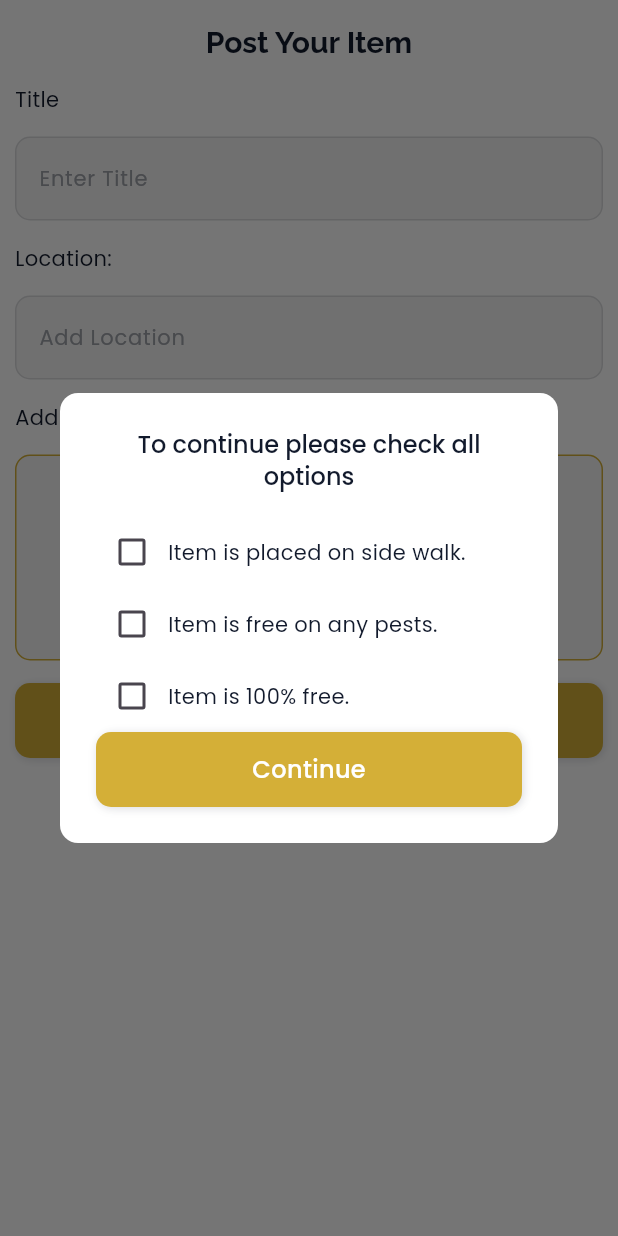
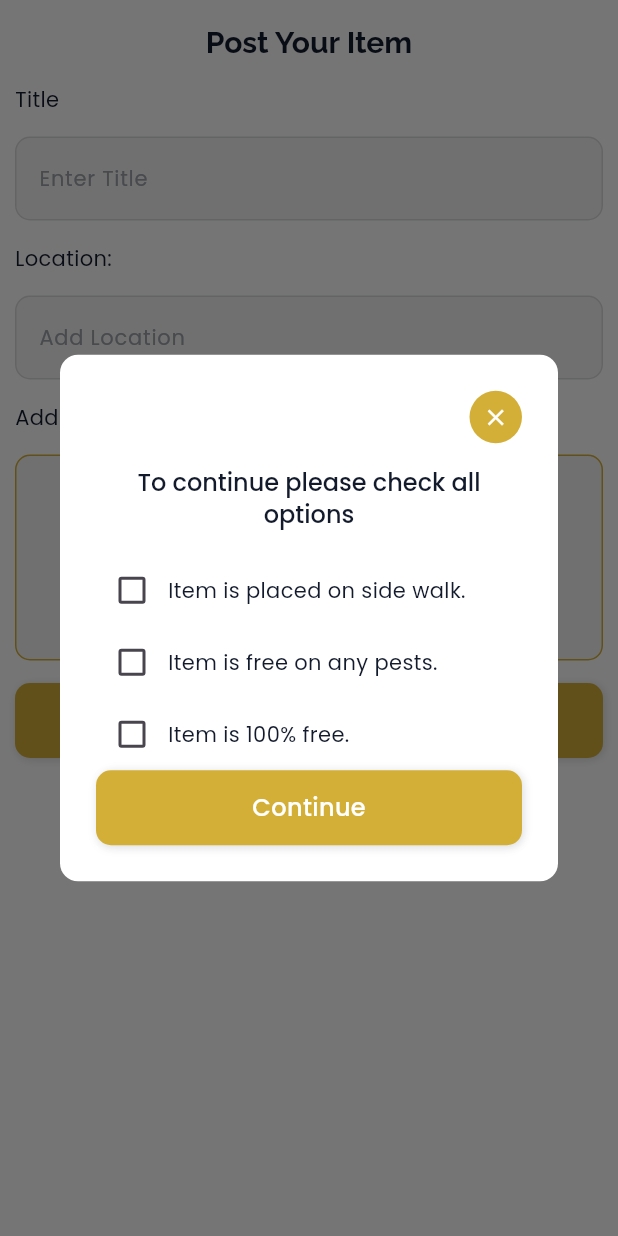
Before and after one commit to tesoronft/tesoro-dev, a Flutter app: the PostTreasureView screen opened by its route, after a tap on an icon or button, on a phone screen of 412 x 824 dp. Run offline on Flutter 3.47's test engine with Material 3 defaults, Android fonts, the phone set to English and light mode, and no system bars; our stand-ins replace cached_network_image, camera, easy_refresh, firebase_analytics, firebase_core, firebase_remote_config and 17 more; accounts and stored records are empty; network calls fail; project files that could hold a hidden picture were left out.

Commit message:
80% Changes Done

```diff
--- a/lib/consts/app_strings.dart
+++ b/lib/consts/app_strings.dart
@@ -100,9 +100,9 @@ class AppStrings {
   static const String category = 'Category';
   static const String selectCategory = 'Select Category';
   static const String selectCondition = 'Select Condition';
-  static const String brand = 'Brand';
+  static const String brand = 'Brand (Optional)';
   static const String selectBrand = 'Add Brand';
-  static const String model = 'Model';
+  static const String model = 'Model (Optional)';
   static const String selectModel = 'Add Model';
   static const String type = 'Type (Optional)';
   static const String selectType = 'Select Type';
--- a/lib/custom_widgets/custom_text_field.dart
+++ b/lib/custom_widgets/custom_text_field.dart
@@ -12,7 +12,8 @@ class CustomTextField extends StatefulWidget {
       this.maxLength,
       required this.editingController,
       this.helperTxt,
-      this.validation});
+      this.validation,
+      this.prefixIcon});
   final String hintText;
   final bool isPassword;
   bool isVissible = false;
@@ -22,6 +23,7 @@ class CustomTextField extends StatefulWidget {
   Color? fillColors;
   int? maxLength;
   String? validation;
+  final IconData? prefixIcon;
   @override
   State<CustomTextField> createState() => _CustomTextFieldState();
 }
@@ -48,6 +50,12 @@ class _CustomTextFieldState extends State<CustomTextField> {
       decoration: InputDecoration(
         fillColor: widget.fillColors ?? AppColors.light,
         helperText: widget.helperTxt,
+        prefixIcon: widget.prefixIcon != null
+            ? Icon(
+                widget.prefixIcon,
+                color: AppColors.primary,
+              )
+            : null,
         filled: true,
         enabledBorder: OutlineInputBorder(
             borderRadius: BorderRadius.all(Radius.circular(10)),
--- a/lib/custom_widgets/dialogs/treasure_preview.dart
+++ b/lib/custom_widgets/dialogs/treasure_preview.dart
@@ -31,7 +31,7 @@ class TreasurePreview extends StatelessWidget {
       backgroundColor: AppColors.light,
       title: SizedBox(
           height: 200,
-          width: double.infinity,
+          width: 200,
           child: SetImage(imagePath: treasure.photos!.first)),
       titlePadding: EdgeInsets.all(6),
       contentPadding: EdgeInsets.all(6),
--- a/lib/custom_widgets/dialogs/treasure_properties.dart
+++ b/lib/custom_widgets/dialogs/treasure_properties.dart
@@ -3,6 +3,7 @@ import 'package:tesoro_nft_app/consts/app_colors.dart';
 import 'package:tesoro_nft_app/consts/app_text_styles.dart';
 import 'package:tesoro_nft_app/custom_widgets/custom_btn.dart';
 import 'package:tesoro_nft_app/custom_widgets/custom_snackbar.dart';
+import 'package:tesoro_nft_app/custom_widgets/popup_button.dart';
 import 'package:tesoro_nft_app/enums/snack_bar_enums.dart';
 
 class TreasureProperties extends StatelessWidget {
@@ -13,6 +14,15 @@ class TreasureProperties extends StatelessWidget {
   @override
   Widget build(BuildContext context) {
     return AlertDialog(
+      icon: Align(
+        alignment: Alignment.topRight,
+        child: PopupButton(
+          icon: Icons.close,
+          iconColor: AppColors.light,
+          iconBgColor: AppColors.primary,
+          iconRadius: 100,
+        ),
+      ),
       title: Text(
         'To continue please check all options',
         textAlign: TextAlign.center,
--- a/lib/custom_widgets/popup_button.dart
+++ b/lib/custom_widgets/popup_button.dart
@@ -3,8 +3,17 @@ import 'package:go_router/go_router.dart';
 import 'package:tesoro_nft_app/consts/app_colors.dart';
 
 class PopupButton extends StatelessWidget {
-  const PopupButton({super.key, this.onTap});
+  const PopupButton(
+      {super.key,
+      this.onTap,
+      this.icon,
+      this.iconColor,
+      this.iconBgColor,
+      this.iconRadius});
   final VoidCallback? onTap;
+  final IconData? icon;
+  final Color? iconColor, iconBgColor;
+  final int? iconRadius;
   @override
   Widget build(BuildContext context) {
     return InkWell(
@@ -16,14 +25,14 @@ class PopupButton extends StatelessWidget {
         height: 35,
         width: 35,
         decoration: BoxDecoration(
-          color: AppColors.light,
-          borderRadius: BorderRadius.circular(10.0),
+          color: iconBgColor ?? AppColors.light,
+          borderRadius: BorderRadius.circular(iconRadius?.toDouble() ?? 10.0),
         ),
         child: Center(
           child: Icon(
-            Icons.arrow_back_ios,
+            icon ?? Icons.arrow_back_ios,
             size: 18,
-            color: AppColors.dark,
+            color: iconColor ?? AppColors.dark,
           ),
         ),
       ),
--- a/lib/custom_widgets/treasures/image_preview.dart
+++ b/lib/custom_widgets/treasures/image_preview.dart
@@ -25,7 +25,7 @@ class ImagePreview extends StatelessWidget {
                     width: MediaQuery.sizeOf(context).width / 1,
                     decoration: BoxDecoration(
                         borderRadius: BorderRadius.circular(10),
-                        color: AppColors.currency),
+                        color: AppColors.light),
                     clipBehavior: Clip.antiAlias,
                     child: SetImage(
                       imagePath: images[current],
--- a/lib/custom_widgets/treasures/item_header.dart
+++ b/lib/custom_widgets/treasures/item_header.dart
@@ -26,7 +26,7 @@ class ItemHeader extends StatelessWidget {
                 text: TextSpan(
               children: [
                 TextSpan(
-                  text: price,
+                  text: '\$$price',
                   style: AppTextStyles.bodySmall.copyWith(
                       color: AppColors.dark,
                       fontWeight: FontWeight.bold,
--- a/lib/data/dashboard/dashboard_data.dart
+++ b/lib/data/dashboard/dashboard_data.dart
@@ -26,7 +26,7 @@ class DashboardData {
       case 3:
         return SettingsView();
       default:
-        return SettingsView();
+        return HomeView();
       //   return HomeView();
     }
   }
--- a/lib/features/dashboard/home/home_view.dart
+++ b/lib/features/dashboard/home/home_view.dart
@@ -136,8 +136,8 @@ class _HomeViewState extends State<HomeView> with WidgetsBindingObserver {
       backgroundColor: AppColors.light,
       appBar: AppBar(
         toolbarHeight: 90,
-        backgroundColor: AppColors.light,
-        title: Image.asset(AppImages.logo, height: 70, width: 70),
+        backgroundColor: AppColors.primary,
+        title: Image.asset(AppImages.transparantLogo, height: 60, width: 60),
         centerTitle: true,
         automaticallyImplyLeading: false,
         leadingWidth: 100,
--- a/lib/features/dashboard/treasures/post_treasures/confirm_details_view.dart
+++ b/lib/features/dashboard/treasures/post_treasures/confirm_details_view.dart
@@ -107,7 +107,7 @@ class ConfirmDetailsView extends StatelessWidget {
                         text: TextSpan(
                       children: [
                         TextSpan(
-                          text: treasurePostModel.price.toString(),
+                          text: '\$${treasurePostModel.price}',
                           style: AppTextStyles.bodyMedium.copyWith(
                               color: AppColors.dark,
                               fontWeight: FontWeight.normal,
--- a/lib/features/dashboard/treasures/post_treasures/post_treasure_view.dart
+++ b/lib/features/dashboard/treasures/post_treasures/post_treasure_view.dart
@@ -119,7 +119,11 @@ class _PostTreasureViewState extends State<PostTreasureView>
                           Expanded(
                             child: SizedBox(
                               height: 150,
-                              child: ListView.builder(
+                              child: GridView.builder(
+                                gridDelegate:
+                                    SliverGridDelegateWithMaxCrossAxisExtent(
+                                        maxCrossAxisExtent: 120,
+                                        crossAxisSpacing: 10),
                                 scrollDirection: Axis.horizontal,
                                 itemCount: camera.cameraImages.length,
                                 itemBuilder: (context, index) => Padding(
@@ -165,7 +169,7 @@ class _PostTreasureViewState extends State<PostTreasureView>
                             await AnalyticsService.logEvent(
                                 'treasure_properties_dialog');
                             final result = await showDialog(
-                              barrierDismissible: false,
+                              barrierDismissible: true,
                               context: context,
                               builder: (context) => TreasureProperties(),
                             );
@@ -211,29 +215,10 @@ class _PostTreasureViewState extends State<PostTreasureView>
                           } else {
                             CustomSnackbar().showSnackbar(
                               SnackBarEnums.failed,
-                              'Unable to get your location. Please try again.',
+                              apiProvider.responseTxt,
                               context,
                             );
                           }
-
-                          // if (permission.permissionState ==
-                          //     PermissionState.granted) {
-
-                          // } else if (permission.permissionState ==
-                          //     PermissionState.deniedForever) {
-                          //   CustomSnackbar().showSnackbar(
-                          //     SnackBarEnums.processing,
-                          //     'Please enable location permission from settings',
-                          //     context,
-                          //   );
-                          //   await permission.openLocationSettings();
-                          // } else {
-                          //   CustomSnackbar().showSnackbar(
-                          //     SnackBarEnums.processing,
-                          //     'Please allow us to access your location',
-                          //     context,
-                          //   );
-                          // }
                         }
                       },
                     ),
--- a/lib/features/onboarding/onboarding1_view.dart
+++ b/lib/features/onboarding/onboarding1_view.dart
@@ -21,6 +21,7 @@ class Onboarding1View extends StatelessWidget {
       children: [
         Image.asset(
           AppImages.splashBackground,
+          width: double.infinity,
           fit: BoxFit.fill,
         ),
         SafeArea(
--- a/lib/features/onboarding/onboarding2_view.dart
+++ b/lib/features/onboarding/onboarding2_view.dart
@@ -22,6 +22,7 @@ class Onboarding2View extends StatelessWidget {
       children: [
         Image.asset(
           AppImages.splashBackground,
+          width: double.infinity,
           fit: BoxFit.fill,
         ),
         SafeArea(
--- a/pubspec.yaml
+++ b/pubspec.yaml
@@ -1,7 +1,7 @@
 name: tesoro_nft_app
 description: "A new Flutter project."
 publish_to: 'none' # Remove this line if you wish to publish to pub.dev
-version: 1.0.0+4
+version: 1.0.0+5
 
 environment:
   sdk: '>=3.3.0 <4.0.0'
@@ -45,9 +45,6 @@ dependencies:
   #maps
   google_maps_flutter: ^2.17.0
   geolocator: ^14.0.2
-  #google_navigation_flutter: ^0.7.0
-  #maps_launcher: ^3.0.0+1
-  #map_launcher: ^4.4.2
 
   #camera and gallery
   camera: ^0.11.3
```
Also changed, not shown: lib/features/dashboard/account/user_account_view.dart (+32 -26 lines), lib/features/dashboard/treasures/all_treasures/update_treasure_view.dart (+25 -18 lines), lib/features/dashboard/treasures/post_treasures/item_details_view.dart (+15 -14 lines), 2 other files.
